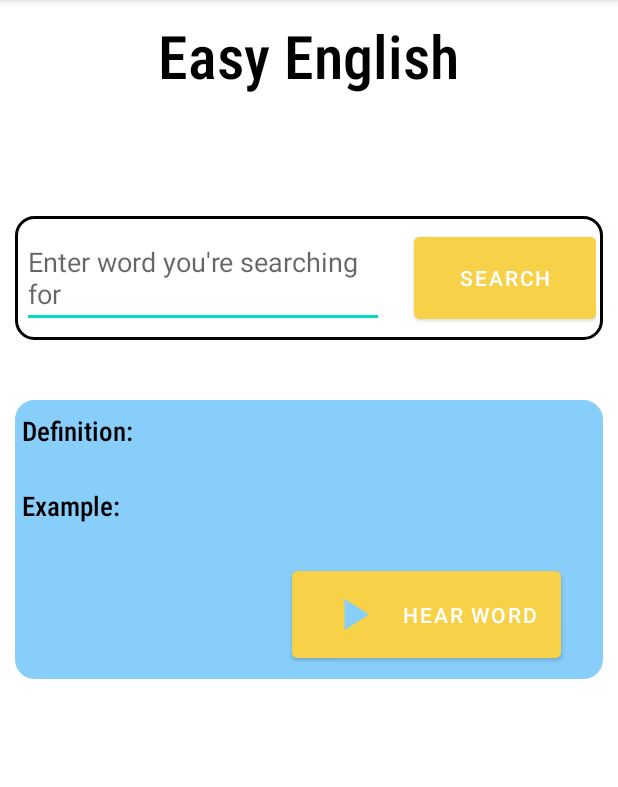
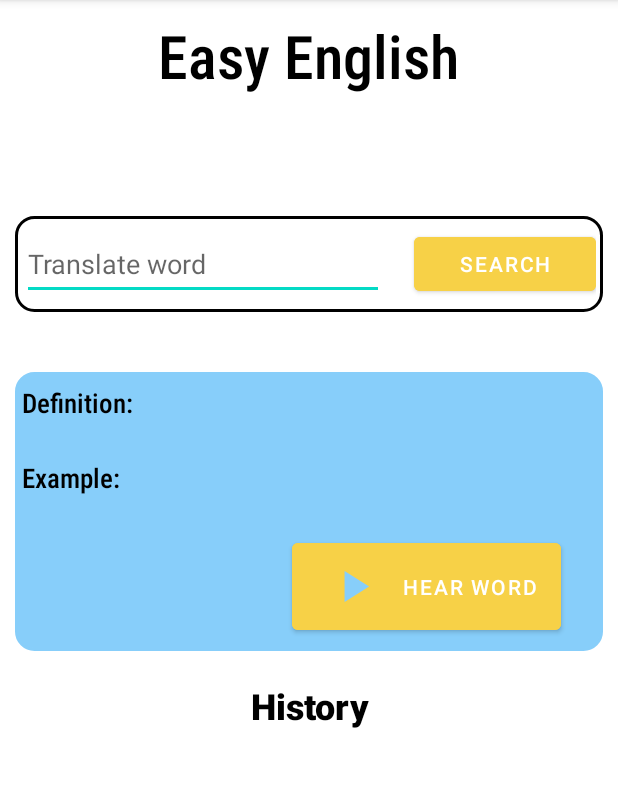
Before and after one commit to hasanRimawi/Assignment1, an Android app: the screen it shows after launch (MainActivity), on a phone screen of 412 x 824 dp, the part 84-871 px from its top. Run offline under Robolectric (Android 15) with nearby library versions, the phone set to English and light mode, and no system bars.

Commit message:
Second Assignment edit

```diff
--- a/app/build.gradle
+++ b/app/build.gradle
@@ -32,6 +32,7 @@ dependencies {
 
     implementation 'androidx.appcompat:appcompat:1.6.1'
     implementation 'com.google.android.material:material:1.8.0'
+    implementation group: 'com.google.code.gson', name: 'gson', version: '2.7'
     implementation 'androidx.constraintlayout:constraintlayout:2.1.4'
     implementation group: 'com.squareup.okhttp3', name: 'okhttp', version: '4.5.0'
     implementation group: 'com.fasterxml.jackson.core', name: 'jackson-databind', version: '2.0.1'
--- a/app/src/main/java/com/example/learnenglish/MainActivity.java
+++ b/app/src/main/java/com/example/learnenglish/MainActivity.java
@@ -2,13 +2,17 @@ package com.example.learnenglish;
 
 import androidx.annotation.NonNull;
 import androidx.appcompat.app.AppCompatActivity;
+import androidx.recyclerview.widget.LinearLayoutManager;
+import androidx.recyclerview.widget.RecyclerView;
 
 import android.content.Context;
+import android.content.SharedPreferences;
 import android.media.AudioAttributes;
 import android.media.MediaPlayer;
 import android.net.ConnectivityManager;
 import android.net.NetworkInfo;
 import android.os.Bundle;
+import android.preference.PreferenceManager;
 import android.provider.ContactsContract;
 import android.util.Log;
 import android.view.View;
@@ -17,17 +21,24 @@ import android.widget.EditText;
 import android.widget.TextView;
 import android.widget.Toast;
 
+import com.example.learnenglish.adapters.DefinitionAdapter;
 import com.example.learnenglish.model.Definition;
 import com.example.learnenglish.model.Meaning;
 import com.example.learnenglish.model.Phonetic;
 import com.example.learnenglish.model.Root;
+import com.example.learnenglish.model.SearchedWord;
 import com.fasterxml.jackson.databind.ObjectMapper;
+import com.google.gson.Gson;
+import com.google.gson.reflect.TypeToken;
 
 import org.json.JSONArray;
 import org.json.JSONException;
 
 import java.io.IOException;
+import java.lang.reflect.Type;
+import java.util.ArrayList;
 import java.util.Arrays;
+import java.util.List;
 
 import okhttp3.Call;
 import okhttp3.Callback;
@@ -44,17 +55,31 @@ public class MainActivity extends AppCompatActivity {
     private Button btn_hear;
     Root[] entity = new Root[1];
     private String audioUrl = "";
+    private RecyclerView recycler;
 
+    List<SearchedWord> searchedWords = new ArrayList();
 
+    SharedPreferences localStorage;
+    SharedPreferences.Editor editor;
+    Gson jsonConverter = new Gson();
+
+    // TODO: 6/12/2023  I added the addition of the newly searched word to the list method, and also the fetching to the list method, Now: make the recycler view and use the list to get the instances from it
+    // last to-do is done
+    // TODO: 6/15/2023 Check the last three methods, then use them across the application wherever they're needed.
     @Override
     protected void onCreate(Bundle savedInstanceState) {
         super.onCreate(savedInstanceState);
         setContentView(R.layout.activity_main);
+        localStorage = PreferenceManager.getDefaultSharedPreferences(MainActivity.this);
+        editor = localStorage.edit();
         edt_wantedWord = findViewById(R.id.edt_readWord);
         btn_search = findViewById(R.id.btn_search);
         txt_def = findViewById(R.id.txt_wordDef);
         txt_example = findViewById(R.id.txt_example);
         btn_hear = findViewById(R.id.btn_listen);
+        recycler = findViewById(R.id.words_recycler);
+        fetchSearchedWords();
+        fetchCards();
         btn_search.setOnClickListener(new View.OnClickListener() {
             @Override
             public void onClick(View v) {
@@ -149,6 +174,8 @@ public class MainActivity extends AppCompatActivity {
                         entity[0].meanings[0].definitions = filteredDefinitions;
                     }
                     String finalDefintionSub = defintionSub;
+                    SearchedWord newWord = new SearchedWord(word, finalDefintionSub);
+                    addToListAndSave(newWord);
                     runOnUiThread(new Runnable() {
                         @Override
                         public void run() {
@@ -166,6 +193,7 @@ public class MainActivity extends AppCompatActivity {
                                     txt_def.setText(entity[0].meanings[0].definitions[0].definition);
                                     txt_example.setText(entity[0].meanings[0].definitions[0].example);
                                 }
+                                fetchCards();
                             } else {
                                 txt_def.setText("No definition Found");
                                 audioUrl = "noAudio";
@@ -182,5 +210,36 @@ public class MainActivity extends AppCompatActivity {
         });
     }
 
+    public void addToListAndSave(SearchedWord newWord) {
+        searchedWords.add(newWord);
+        String list = jsonConverter.toJson(searchedWords);
+        editor.putString("List", list);
+        Log.d("Add and Save", list);
+        Log.d("State of saving", String.valueOf(editor.commit()));
+    }
+
+    public void fetchSearchedWords() {
+        Type searchedWordListType = new TypeToken<List<SearchedWord>>() {
+        }.getType();
+        String jsonWords = localStorage.getString("List", "Not found");
+        Log.d("fetch searched to list", jsonWords);
+        if(!jsonWords.equals("Not found"))
+            searchedWords = jsonConverter.fromJson(jsonWords, searchedWordListType);
+    }
+
+    public void fetchCards(){
+        Log.d("start of cards fetch", "I'm in");
+        Log.d("State of storage persistence", localStorage.getString("List", "Not found"));
+        String[] cardWords = new String[searchedWords.size()];
+        String[] cardDefinitions = new String[searchedWords.size()];
+        for(int i = 0; i < searchedWords.size(); i++){
+            cardDefinitions[i] = searchedWords.get(i).getDefinition();
+            cardWords[i] = searchedWords.get(i).getWord();
+        }
+        recycler.setLayoutManager(new LinearLayoutManager(this));
+        DefinitionAdapter adapter = new DefinitionAdapter(cardWords, cardDefinitions);
+        recycler.setAdapter(adapter);
+        Log.d("End of cards fetch", "I'm out");
+    }
 
 }
--- /dev/null
+++ b/app/src/main/java/com/example/learnenglish/SplashActivity.java
@@ -0,0 +1,35 @@
+package com.example.learnenglish;
+
+import androidx.appcompat.app.AppCompatActivity;
+
+import android.content.Intent;
+import android.os.Bundle;
+import android.os.Handler;
+import android.view.animation.Animation;
+import android.view.animation.AnimationUtils;
+import android.widget.ImageView;
+
+public class SplashActivity extends AppCompatActivity {
+
+    private Animation welcomeAnim;
+
+    private ImageView img;
+    @Override
+    protected void onCreate(Bundle savedInstanceState) {
+        super.onCreate(savedInstanceState);
+        setContentView(R.layout.activity_splash);
+        img = findViewById(R.id.imageView);
+        welcomeAnim = AnimationUtils.loadAnimation(this, R.anim.motion);
+        img.startAnimation(welcomeAnim);
+
+        Handler handler = new Handler();
+        handler.postDelayed(new Runnable() {
+            @Override
+            public void run() {
+                Intent intent = new Intent(SplashActivity.this, MainActivity.class);
+                startActivity(intent);
+                finish();
+            }
+        }, 3000);
+    }
+}
--- /dev/null
+++ b/app/src/main/java/com/example/learnenglish/adapters/DefinitionAdapter.java
@@ -0,0 +1,63 @@
+package com.example.learnenglish.adapters;
+
+import android.graphics.drawable.Drawable;
+import android.util.Log;
+import android.view.LayoutInflater;
+import android.view.View;
+import android.view.ViewGroup;
+import android.widget.ImageView;
+import android.widget.TextView;
+
+import androidx.annotation.NonNull;
+import androidx.cardview.widget.CardView;
+import androidx.core.content.ContextCompat;
+import androidx.recyclerview.widget.RecyclerView;
+
+import com.example.learnenglish.R;
+
+public class DefinitionAdapter extends RecyclerView.Adapter<DefinitionAdapter.ViewHolder> {
+
+    private String[] words;
+    private String[] definitions;
+
+    public DefinitionAdapter(String[] words, String[] definitions){
+        this.words = words;
+        this.definitions = definitions;
+    }
+    @NonNull
+    @Override
+    public DefinitionAdapter.ViewHolder onCreateViewHolder(@NonNull ViewGroup parent, int viewType) {
+        CardView v = (CardView) LayoutInflater.from(parent.getContext()).inflate(R.layout.word_card,
+                parent,
+                false);
+
+        return new ViewHolder(v);
+    }
+
+    @Override
+    public void onBindViewHolder(@NonNull DefinitionAdapter.ViewHolder holder, int position) {
+        CardView cardView = holder.cardView;
+        TextView word = (TextView)cardView.findViewById(R.id.txt_cardWord);
+        TextView definition = (TextView)cardView.findViewById(R.id.txt_cardDefinition);
+        Log.d("onbindviewholder", words[position]);
+        Log.d("onbindviewholder", definitions[position]);
+        word.setText(words[position]);
+        Log.d("counter1", String.valueOf(position));
+        definition.setText(definitions[position]);
+        Log.d("counter2", String.valueOf(position));
+    }
+
+    @Override
+    public int getItemCount() {
+        return words.length;
+    }
+
+    public static class ViewHolder extends RecyclerView.ViewHolder{
+        private CardView cardView;
+        public ViewHolder(CardView cardView){
+            super(cardView);
+            this.cardView = cardView;
+        }
+
+    }
+}
--- /dev/null
+++ b/app/src/main/res/anim/motion.xml
@@ -0,0 +1,20 @@
+<?xml version="1.0" encoding="utf-8"?>
+<set xmlns:android="http://schemas.android.com/apk/res/android">
+
+    <scale
+        android:duration="1000"
+        android:fromXScale="0.5"
+        android:fromYScale="0.5"
+        android:pivotX="50%"
+        android:pivotY="50%"
+        android:toXScale="1.0"
+        android:toYScale="1.0" />
+
+    <rotate
+        android:duration="2000"
+        android:fromDegrees="0"
+        android:pivotX="50%"
+        android:pivotY="50%"
+        android:toDegrees="360" />
+
+</set>
--- a/app/src/main/res/layout/activity_main.xml
+++ b/app/src/main/res/layout/activity_main.xml
@@ -1,4 +1,10 @@
 <?xml version="1.0" encoding="utf-8"?>
+<ScrollView xmlns:android="http://schemas.android.com/apk/res/android"
+    xmlns:app="http://schemas.android.com/apk/res-auto"
+    xmlns:tools="http://schemas.android.com/tools"
+    android:layout_width="match_parent"
+    android:layout_height="match_parent">
+
     <androidx.appcompat.widget.LinearLayoutCompat xmlns:android="http://schemas.android.com/apk/res/android"
         xmlns:app="http://schemas.android.com/apk/res-auto"
         xmlns:tools="http://schemas.android.com/tools"
@@ -30,7 +36,7 @@
                 android:layout_height="match_parent"
                 android:layout_weight="1"
                 android:gravity="center_vertical"
-            android:hint="Enter word you're searching for"></EditText>
+                android:hint="Translate word"></EditText>
 
             <Button
                 android:id="@+id/btn_search"
@@ -70,9 +76,10 @@
                     android:layout_height="wrap_content"
                     android:layout_marginLeft="5dp"
                     android:layout_weight="3"
-                android:autoSizeTextType="uniform"
+                    android:textColor="@color/black"
                     android:fontFamily="sans-serif-light"
                     android:paddingBottom="5dp"
+                    android:autoSizeTextType="uniform"
                     android:scrollbars="vertical"></TextView>
             </LinearLayout>
 
@@ -98,6 +105,7 @@
                     android:layout_marginLeft="5dp"
                     android:layout_weight="3"
                     android:autoSizeTextType="uniform"
+                    android:textColor="@color/black"
                     android:fontFamily="sans-serif-light"
                     android:paddingBottom="5dp"
                     android:scrollbars="vertical"></TextView>
@@ -114,5 +122,23 @@
                 android:text="Hear Word"></Button>
         </LinearLayout>
 
+        <TextView
+            android:layout_width="match_parent"
+            android:layout_height="wrap_content"
+            android:layout_marginTop="20dp"
+            android:fontFamily="sans-serif-black"
+            android:gravity="center"
+            android:text="History"
+            android:textColor="@color/black"
+            android:textSize="24dp"></TextView>
+
+        <androidx.recyclerview.widget.RecyclerView xmlns:android="http://schemas.android.com/apk/res/android"
+            android:id="@+id/words_recycler"
+            android:layout_width="match_parent"
+            android:layout_height="wrap_content"
+            android:layout_marginTop="10dp"
+            android:scrollbars="vertical" />
+
 
     </androidx.appcompat.widget.LinearLayoutCompat>
+</ScrollView>
```
Also changed, not shown: app/src/main/AndroidManifest.xml (+8 -3 lines), app/src/main/java/com/example/learnenglish/model/SearchedWord.java (added, +27 -0 lines), app/src/main/res/layout/activity_splash.xml (added, +19 -0 lines), app/src/main/res/layout/word_card.xml (added, +64 -0 lines), app/src/main/res/drawable/translator.png (added). Lines whose indentation alone changed are shown as unchanged.
